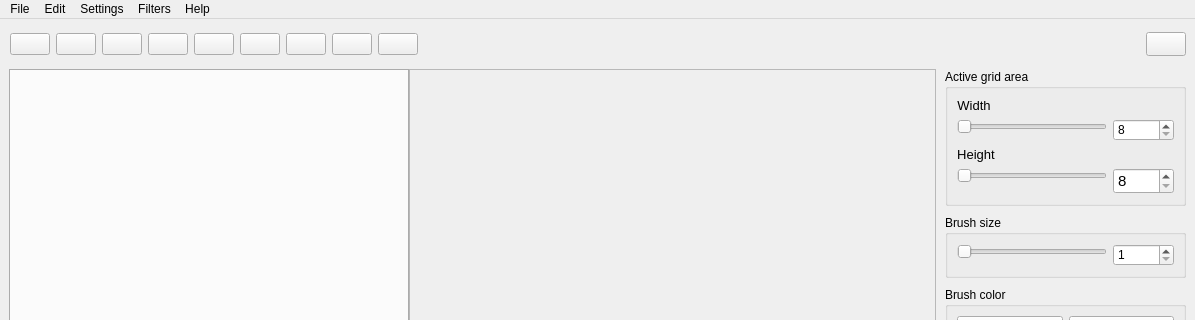
Old version of the form src/airunner/pyqt/main_window.ui in the repository Capsize-Games/airunner; both pictures show x 0 to 1195 and y 0 to 320 of the 1195 by 788 pixel window.
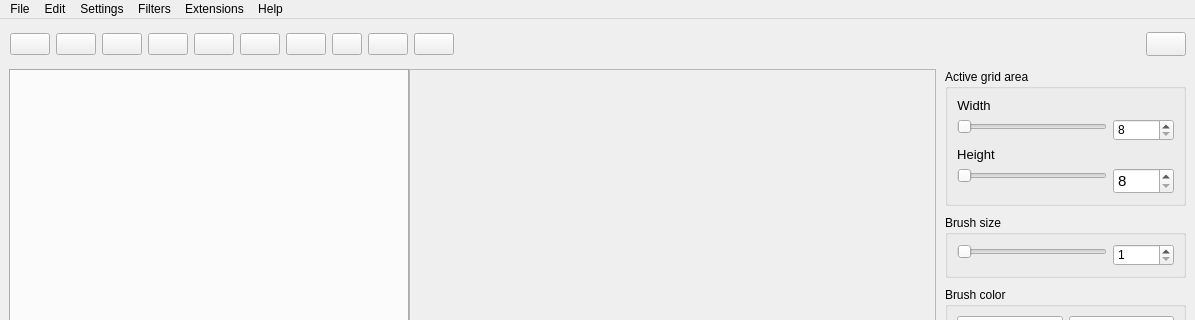
New version of the form. Icons and pictures are not drawn.

Commit message: Adds bug and vulnerability report and discord links to the action menu

Diff of the .ui file:
```diff
--- a/src/airunner/pyqt/main_window.ui
+++ b/src/airunner/pyqt/main_window.ui
@@ -1137,6 +1137,19 @@
             </property>
            </widget>
           </item>
+          <item>
+           <widget class="QPushButton" name="wordballoon_button">
+            <property name="maximumSize">
+             <size>
+              <width>30</width>
+              <height>30</height>
+             </size>
+            </property>
+            <property name="text">
+             <string/>
+            </property>
+           </widget>
+          </item>
           <item>
            <widget class="QPushButton" name="undo_button">
             <property name="sizePolicy">
@@ -1337,11 +1350,20 @@
      <string>Help</string>
     </property>
     <addaction name="actionAbout"/>
+    <addaction name="actionBug_report"/>
+    <addaction name="actionReport_vulnerability"/>
+    <addaction name="actionDiscord"/>
+   </widget>
+   <widget class="QMenu" name="menuExtensions">
+    <property name="title">
+     <string>Extensions</string>
+    </property>
    </widget>
    <addaction name="menuFile"/>
    <addaction name="menuEdit"/>
    <addaction name="menuSettings"/>
    <addaction name="menuFilters"/>
+   <addaction name="menuExtensions"/>
    <addaction name="menuAbout"/>
   </widget>
   <widget class="QStatusBar" name="statusbar"/>
```
Left out of the diff: 15 changed lines with no effect on the pictures. The commit also changes 2 other files.
